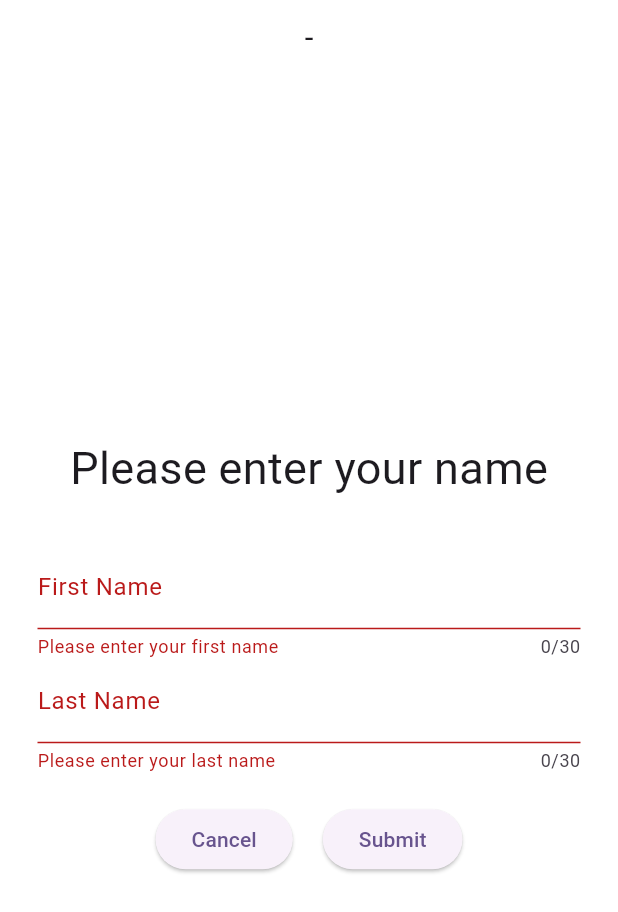
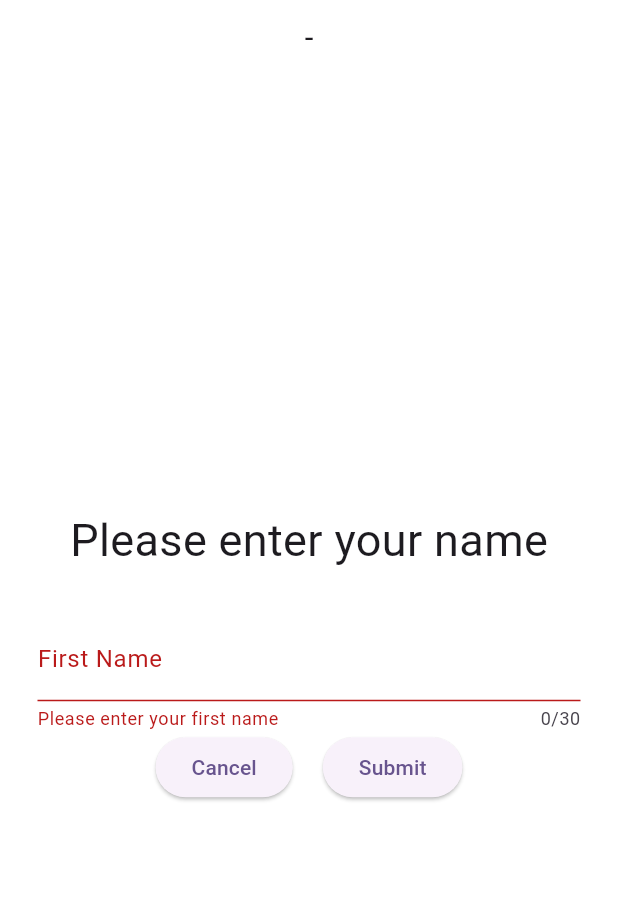
Before and after one commit to Luc1eSky/pencil_game_admin, a Flutter app: the EnterUserDataScreen screen opened directly with empty values, after a tap on "Submit", on a phone screen of 412 x 824 dp. Shown: the top 912 px of the screen. Run offline on Flutter 3.47's test engine with Material 3 defaults, Android fonts, the phone set to English and light mode, and no system bars; our stand-ins replace cloud_firestore, cloud_functions, firebase_auth, firebase_core, firebase_database, firebase_ui_firestore and 3 more; missing offline and left inert: firebase_ui_auth; accounts and stored records are empty; generated files the repository leaves out were written again.

Commit message:
Remove last name from user input and reduce number input task to 8 digits

```diff
--- a/lib/constants.dart
+++ b/lib/constants.dart
@@ -1,5 +1,5 @@
 const appName = 'Pencil Game Admin Console';
-const bool inDebuggingMode = true; // use emulators or not
+const bool inDebuggingMode = false; // use emulators or not
 
 const appBarHeight = 60.0;
 const cardMaxWidth = 500.0;
@@ -10,7 +10,7 @@ const maxRoundTries = 250;
 
 // game related constants
 const startTimeInSeconds = 6;
-const gameTimeInSeconds = 60; // TODO: 120 sec
+const gameTimeInSeconds = 180; // TODO: 120 sec
 
 // database collection and field names
 const adminsCollectionName = 'admins';
--- a/lib/features/tables/presentation/widgets/table_player_widget.dart
+++ b/lib/features/tables/presentation/widgets/table_player_widget.dart
@@ -23,7 +23,8 @@ class TablePlayerWidget extends StatelessWidget {
         color: userIsPresent
             ? status == TableStatus.playing
                 ? ColorPalette().playerCardPlaying
-                : status == TableStatus.finished || status == TableStatus.resultsCopied
+                : status == TableStatus.finished ||
+                        status == TableStatus.resultsCopied
                     ? ColorPalette().playerCardFinished
                     : ColorPalette().playerCardReady
             : ColorPalette().playerCardWaiting,
@@ -44,7 +45,7 @@ class TablePlayerWidget extends StatelessWidget {
             ),
             FittedBox(
               child: Text(
-                user.shortNameString,
+                user.firstName,
                 style: const TextStyle(fontSize: 14),
               ),
             ),
--- a/lib/features/user/domain/simple_user.dart
+++ b/lib/features/user/domain/simple_user.dart
@@ -8,12 +8,10 @@ class SimpleUser with _$SimpleUser {
   const SimpleUser._();
   const factory SimpleUser({
     required String firstName,
-    required String lastName,
     required String uid,
     required String colorCode,
   }) = _SimpleUser;
 
-  factory SimpleUser.fromJson(Map<String, dynamic> json) => _$SimpleUserFromJson(json);
-
-  String get shortNameString => '$firstName ${lastName.substring(0, 1)}.';
+  factory SimpleUser.fromJson(Map<String, dynamic> json) =>
+      _$SimpleUserFromJson(json);
 }
--- a/lib/features/user/presentation/enter_user_data_screen.dart
+++ b/lib/features/user/presentation/enter_user_data_screen.dart
@@ -24,14 +24,12 @@ class EnterUserDataScreen extends StatefulWidget {
 
 class _EnterUserDataScreenState extends State<EnterUserDataScreen> {
   final firstNameController = TextEditingController();
-  final lastNameController = TextEditingController();
   bool buttonIsActive = true;
 
   @override
   void dispose() {
     super.dispose();
     firstNameController.dispose();
-    lastNameController.dispose();
   }
 
   @override
@@ -87,22 +85,22 @@ class _EnterUserDataScreenState extends State<EnterUserDataScreen> {
                                 //icon: Icon(Icons.person),
                               ),
                             ),
-                            TextFormField(
-                              controller: lastNameController,
-                              maxLength: 30,
-                              validator: (value) {
-                                if (value == null || value.isEmpty) {
-                                  return 'Please enter your last name';
-                                }
-                                return null;
-                              },
-                              decoration: const InputDecoration(
-                                hintText: 'Enter last name',
-                                labelText: 'Last Name',
-                                //icon: Icon(Icons.person),
-                              ),
-                            ),
-                            const SizedBox(height: 20),
+                            // TextFormField(
+                            //   controller: lastNameController,
+                            //   maxLength: 30,
+                            //   validator: (value) {
+                            //     if (value == null || value.isEmpty) {
+                            //       return 'Please enter your last name';
+                            //     }
+                            //     return null;
+                            //   },
+                            //   decoration: const InputDecoration(
+                            //     hintText: 'Enter last name',
+                            //     labelText: 'Last Name',
+                            //     //icon: Icon(Icons.person),
+                            //   ),
+                            // ),
+                            // const SizedBox(height: 20),
                             Row(
                               mainAxisAlignment: MainAxisAlignment.center,
                               children: [
@@ -122,31 +120,38 @@ class _EnterUserDataScreenState extends State<EnterUserDataScreen> {
                                           ? null
                                           : () async {
                                               // only proceed if form entries are valid
-                                              if (!_formKey.currentState!.validate()) {
+                                              if (!_formKey.currentState!
+                                                  .validate()) {
                                                 return;
                                               }
                                               // deactivate buttons to prevent multiple clicks
-                                              setState(() => buttonIsActive = false);
+                                              setState(
+                                                  () => buttonIsActive = false);
 
                                               // try to create share code
                                               try {
                                                 final userShareCode = await ref
-                                                    .read(firestoreUserRepositoryProvider)
+                                                    .read(
+                                                        firestoreUserRepositoryProvider)
                                                     .createUserShareCodeEntry(
-                                                      experimentDocId: widget.docId,
-                                                      firstName: firstNameController.text,
-                                                      lastName: lastNameController.text,
+                                                      experimentDocId:
+                                                          widget.docId,
+                                                      firstName:
+                                                          firstNameController
+                                                              .text,
                                                     );
                                                 if (userShareCode == null) {
                                                   throw 'Could not create share code.';
                                                 }
                                                 // if successful move to QR code screen
                                                 if (context.mounted) {
-                                                  Navigator.of(context).pushReplacement(
+                                                  Navigator.of(context)
+                                                      .pushReplacement(
                                                     MaterialPageRoute(
                                                       builder: (context) {
                                                         return QrCodeScreen(
-                                                          userShareCode: userShareCode,
+                                                          userShareCode:
+                                                              userShareCode,
                                                         );
                                                       },
                                                     ),
@@ -157,12 +162,16 @@ class _EnterUserDataScreenState extends State<EnterUserDataScreen> {
                                               // if an error occurs: show error, activate buttons
                                               // and allow retry
                                               catch (error) {
-                                                debugPrint('Error while trying to create user '
+                                                debugPrint(
+                                                    'Error while trying to create user '
                                                     'share code entry.');
                                                 if (context.mounted) {
-                                                  ScaffoldMessenger.of(context).showSnackBar(
+                                                  ScaffoldMessenger.of(context)
+                                                      .showSnackBar(
                                                     SnackBar(
-                                                      backgroundColor: ColorPalette().snackBarError,
+                                                      backgroundColor:
+                                                          ColorPalette()
+                                                              .snackBarError,
                                                       content: const Text(
                                                         'Error while trying to create user '
                                                         'share code.',
@@ -172,7 +181,8 @@ class _EnterUserDataScreenState extends State<EnterUserDataScreen> {
                                                 }
                                               }
 
-                                              setState(() => buttonIsActive = true);
+                                              setState(
+                                                  () => buttonIsActive = true);
                                             },
                                       child: const Text('Submit'),
                                     );
```
Also changed, not shown: lib/features/user/data/firestore_user_repository.dart (+23 -13 lines), lib/features/user/domain/app_user.dart (+5 -7 lines), lib/features/user/presentation/user_list_view.dart (+6 -3 lines), lib/features/user/domain/app_user.freezed.dart, lib/features/user/domain/app_user.g.dart.
